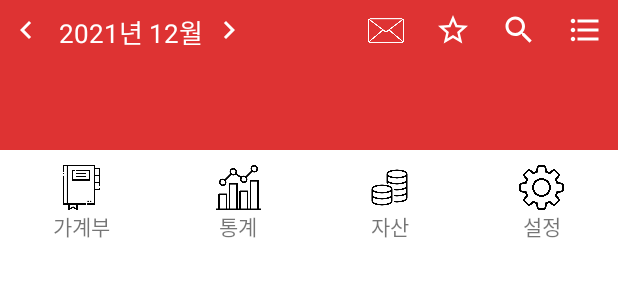
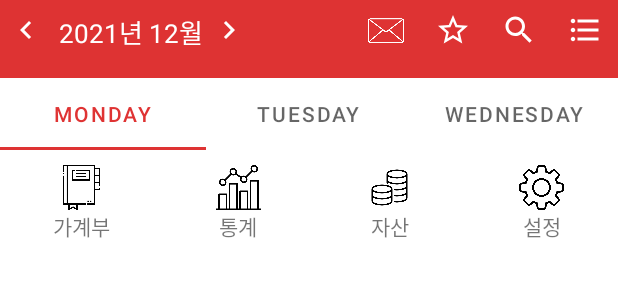
Before and after one commit to OliviaYJH/Android_AccountBook, an Android app: the layout activity_main.xml on its own in the app's theme, with its tools: preview values and no code run, on a phone screen of 412 x 824 dp. Shown: the top 300 px of the screen. Run offline under Robolectric (Android 15) with nearby library versions, the phone set to English and light mode, and no system bars.

Commit message:
add: tablayout & view pager

```diff
--- a/app/build.gradle
+++ b/app/build.gradle
@@ -42,6 +42,8 @@ dependencies {
     implementation 'androidx.appcompat:appcompat:1.4.0'
     implementation 'com.google.android.material:material:1.4.0'
     implementation 'androidx.constraintlayout:constraintlayout:2.1.2'
+    implementation 'androidx.viewpager2:viewpager2:1.0.0'
+    implementation 'androidx.legacy:legacy-support-v4:1.0.0'
     testImplementation 'junit:junit:4.+'
     androidTestImplementation 'androidx.test.ext:junit:1.1.3'
     androidTestImplementation 'androidx.test.espresso:espresso-core:3.4.0'
--- a/app/src/main/res/layout/activity_main.xml
+++ b/app/src/main/res/layout/activity_main.xml
@@ -12,6 +12,7 @@
         android:layout_height="100dp">
 
         <View
+            android:id="@+id/view_top"
             android:layout_width="match_parent"
             android:layout_height="wrap_content"
             app:layout_constraintTop_toTopOf="parent"
@@ -23,13 +24,14 @@
             android:id="@+id/ib_left_arrow"
             android:layout_width="wrap_content"
             android:layout_height="wrap_content"
+            android:layout_marginLeft="5dp"
+            android:layout_marginTop="8dp"
+            android:background="@android:color/transparent"
             android:src="@drawable/left_arrow"
-            android:background="@android:color/transparent"
+            app:layout_constraintStart_toStartOf="parent"
             app:layout_constraintTop_toTopOf="parent"
-            app:layout_constraintStart_toStartOf="parent"
-            android:layout_marginTop="8dp"
-            android:layout_marginLeft="5dp"
-            app:tint="@color/white" />
+            app:tint="@color/white"
+            tools:ignore="SpeakableTextPresentCheck,TouchTargetSizeCheck" />
         <TextView
             android:id="@+id/tv_month"
             android:layout_width="wrap_content"
@@ -42,77 +44,109 @@
             android:layout_marginRight="10dp"
             android:textSize="17dp"
             android:textColor="@color/white"/>
+
         <ImageButton
             android:id="@+id/ib_right_arrow"
             android:layout_width="wrap_content"
             android:layout_height="wrap_content"
+            android:layout_marginLeft="5dp"
+            android:layout_marginTop="8dp"
+            android:background="@android:color/transparent"
             android:src="@drawable/right_arrow"
-            android:background="@android:color/transparent"
+            app:layout_constraintStart_toEndOf="@+id/tv_month"
             app:layout_constraintTop_toTopOf="parent"
-            app:layout_constraintStart_toEndOf="@+id/tv_month"
-            android:layout_marginTop="8dp"
-            android:layout_marginLeft="5dp"
-            app:tint="@color/white" />
+            app:tint="@color/white"
+            tools:ignore="TouchTargetSizeCheck,SpeakableTextPresentCheck" />
 
         <ImageButton
             android:id="@+id/ib_mail"
             android:layout_width="25dp"
             android:layout_height="25dp"
+            android:layout_marginTop="8dp"
+            android:layout_marginRight="20dp"
+            android:background="@android:color/transparent"
             android:scaleType="centerCrop"
             android:src="@drawable/email"
-            app:tint="@color/white"
             app:layout_constraintEnd_toStartOf="@+id/ib_star"
             app:layout_constraintTop_toTopOf="parent"
-            android:background="@android:color/transparent"
-            android:layout_marginRight="20dp"
-            android:layout_marginTop="8dp"/>
+            app:tint="@color/white"
+            tools:ignore="SpeakableTextPresentCheck,TouchTargetSizeCheck" />
 
         <ImageButton
             android:id="@+id/ib_star"
             android:layout_width="wrap_content"
             android:layout_height="wrap_content"
+            android:layout_marginTop="8dp"
+            android:layout_marginRight="20dp"
+            android:background="@android:color/transparent"
             android:src="@drawable/star"
-            app:tint="@color/white"
             app:layout_constraintEnd_toStartOf="@+id/ib_search"
             app:layout_constraintTop_toTopOf="parent"
-            android:background="@android:color/transparent"
-            android:layout_marginRight="20dp"
-            android:layout_marginTop="8dp"/>
+            app:tint="@color/white"
+            tools:ignore="SpeakableTextPresentCheck,TouchTargetSizeCheck" />
 
         <ImageButton
             android:id="@+id/ib_search"
             android:layout_width="wrap_content"
             android:layout_height="wrap_content"
+            android:layout_marginTop="8dp"
+            android:layout_marginRight="20dp"
+            android:background="@android:color/transparent"
             android:src="@drawable/search"
-            app:tint="@color/white"
             app:layout_constraintEnd_toStartOf="@+id/ib_list"
             app:layout_constraintTop_toTopOf="parent"
-            android:background="@android:color/transparent"
-            android:layout_marginRight="20dp"
-            android:layout_marginTop="8dp"/>
+            app:tint="@color/white"
+            tools:ignore="TouchTargetSizeCheck,SpeakableTextPresentCheck" />
 
         <ImageButton
             android:id="@+id/ib_list"
             android:layout_width="wrap_content"
             android:layout_height="wrap_content"
+            android:layout_marginTop="8dp"
+            android:layout_marginRight="10dp"
+            android:background="@android:color/transparent"
             android:src="@drawable/list"
-            app:tint="@color/white"
             app:layout_constraintEnd_toEndOf="parent"
             app:layout_constraintTop_toTopOf="parent"
-            android:background="@android:color/transparent"
-            android:layout_marginRight="10dp"
-            android:layout_marginTop="8dp"/>
+            app:tint="@color/white"
+            tools:ignore="SpeakableTextPresentCheck,TouchTargetSizeCheck" />
+
+        <!--TabLayout 넣기 -->
+        <com.google.android.material.tabs.TabLayout
+            android:id="@+id/tablayout"
+            android:layout_width="match_parent"
+            android:layout_height="wrap_content"
+            app:layout_constraintStart_toStartOf="parent"
+            app:layout_constraintEnd_toEndOf="parent"
+            app:layout_constraintBottom_toBottomOf="@+id/view_top"
+            >
+
+            <com.google.android.material.tabs.TabItem
+                android:layout_width="wrap_content"
+                android:layout_height="wrap_content"
+                android:text="Monday" />
+
+            <com.google.android.material.tabs.TabItem
+                android:layout_width="wrap_content"
+                android:layout_height="wrap_content"
+                android:text="Tuesday" />
+
+            <com.google.android.material.tabs.TabItem
+                android:layout_width="wrap_content"
+                android:layout_height="wrap_content"
+                android:text="Wednesday" />
+        </com.google.android.material.tabs.TabLayout>
+
+
+
 
     </androidx.constraintlayout.widget.ConstraintLayout>
 
 
-
-
-    <ScrollView
+    <androidx.viewpager2.widget.ViewPager2
+        android:id="@+id/viewpager2"
         android:layout_width="match_parent"
-        android:layout_height="wrap_content">
-
-    </ScrollView>
+        android:layout_height="wrap_content"/>
 
 
 
--- a/app/src/main/res/values/strings.xml
+++ b/app/src/main/res/values/strings.xml
@@ -1,3 +1,5 @@
 <resources>
     <string name="app_name">AccountBook</string>
+    <!-- TODO: Remove or change this placeholder text -->
+    <string name="hello_blank_fragment">Hello blank fragment</string>
 </resources>
--- a/app/src/main/res/values/themes.xml
+++ b/app/src/main/res/values/themes.xml
@@ -2,8 +2,8 @@
     <!-- Base application theme. -->
     <style name="Theme.AccountBook" parent="Theme.MaterialComponents.DayNight.DarkActionBar">
         <!-- Primary brand color. -->
-        <item name="colorPrimary">@color/purple_500</item>
-        <item name="colorPrimaryVariant">@color/purple_700</item>
+        <item name="colorPrimary">#EBDC2222</item>
+        <item name="colorPrimaryVariant">#EBDC2222</item>
         <item name="colorOnPrimary">@color/white</item>
         <!-- Secondary brand color. -->
         <item name="colorSecondary">@color/teal_200</item>
@@ -14,5 +14,7 @@
         <!-- Customize your theme here. -->
         <item name="windowActionBar">false</item>
         <item name="windowNoTitle">true</item>
+
+        <!--status bar 색 바꾸기-->
     </style>
 </resources>
```
Also changed, not shown: app/src/main/java/com/example/accountbook/AccountsFragment.kt (added, +20 -0 lines), app/src/main/java/com/example/accountbook/CalendarFragment.kt (added, +20 -0 lines), app/src/main/java/com/example/accountbook/DayFragment.kt (added, +20 -0 lines), app/src/main/java/com/example/accountbook/MainActivity.kt (+41 -1 lines), app/src/main/java/com/example/accountbook/MonthFragment.kt (added, +20 -0 lines), app/src/main/java/com/example/accountbook/WeekFragment.kt (added, +20 -0 lines), app/src/main/res/layout/fragment_accounts.xml (added, +15 -0 lines), app/src/main/res/layout/fragment_calendar.xml (added, +15 -0 lines), app/src/main/res/layout/fragment_day.xml (added, +15 -0 lines), app/src/main/res/layout/fragment_month.xml (added, +14 -0 lines), app/src/main/res/layout/fragment_week.xml (added, +15 -0 lines).
